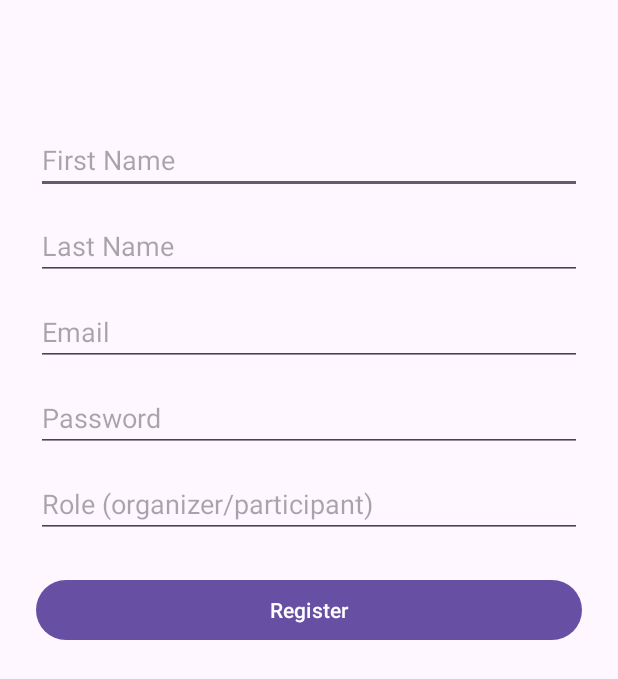
After one commit to PaulinPrize/LocalLoop-App, an Android app: the RegisterActivity screen opened directly, with no data from a screen before it, on a phone screen of 412 x 824 dp. The commit adds this screen. Shown: the top 679 px of the screen. Run offline under Robolectric (Android 15) with nearby library versions, the phone set to English and light mode, and no system bars.

Commit message:
This is the newRegisterMenu files(XML and Java

```diff
--- a/app/src/main/AndroidManifest.xml
+++ b/app/src/main/AndroidManifest.xml
@@ -23,6 +23,7 @@
 
         <activity android:name=".WelcomeActivity" android:exported="false" />
         <activity android:name=".MainActivity" android:exported="false" />
+        <activity android:name=".RegisterActivity" /> //Adding the button register in the login menu
 
     </application>
 </manifest>
--- /dev/null
+++ b/app/src/main/java/com/example/localloopapplication/RegisterActivity.java
@@ -0,0 +1,94 @@
+package com.example.localloopapplication;
+
+import android.content.Intent;
+import android.os.Bundle;
+import android.view.View;
+import android.widget.Button;
+import android.widget.EditText;
+import android.widget.Toast;
+import androidx.appcompat.app.AppCompatActivity;
+
+public class RegisterActivity extends AppCompatActivity {
+
+    private EditText firstNameInput, lastNameInput, emailInput, passwordInput, roleInput;
+    private Button registerButton;
+
+    @Override
+    protected void onCreate(Bundle savedInstanceState) {
+        super.onCreate(savedInstanceState);
+        setContentView(R.layout.activity_register);
+
+        firstNameInput = findViewById(R.id.firstNameInput);
+        lastNameInput = findViewById(R.id.lastNameInput);
+        emailInput = findViewById(R.id.emailInput);
+        passwordInput = findViewById(R.id.passwordInput);
+        roleInput = findViewById(R.id.roleInput);
+        registerButton = findViewById(R.id.registerButton);
+
+        registerButton.setOnClickListener(new View.OnClickListener() {
+            @Override
+            public void onClick(View v) {
+                String firstName = firstNameInput.getText().toString().trim();
+                String lastName = lastNameInput.getText().toString().trim();
+                String email = emailInput.getText().toString().trim();
+                String password = passwordInput.getText().toString().trim();
+                String role = roleInput.getText().toString().trim();
+
+                if (firstName.isEmpty() || !isAlpha(firstName)) {
+                    showToast("Enter a valid first name (letters only)");
+                    return;
+                }
+
+                if (lastName.isEmpty() || !isAlpha(lastName)) {
+                    showToast("Enter a valid last name (letters only)");
+                    return;
+                }
+
+                if (!isValidEmail(email)) {
+                    showToast("Enter a valid email address");
+                    return;
+                }
+
+                if (!isValidPassword(password)) {
+                    showToast("Password must be 6+ chars, include uppercase, digit, and symbol");
+                    return;
+                }
+
+                if (!isValidRole(role)) {
+                    showToast("Role must be 'organizer' or 'participant'");
+                    return;
+                }
+
+                showToast("Registration successful");
+                // Optionally, return to login screen
+                Intent intent = new Intent(RegisterActivity.this, LoginActivity.class);
+                startActivity(intent);
+                finish();
+            }
+        });
+    }
+
+    private boolean isAlpha(String input) {
+        return input.matches("[a-zA-Z]+");
+    }
+
+    private boolean isValidEmail(String email) {
+        return android.util.Patterns.EMAIL_ADDRESS.matcher(email).matches();
+    }
+
+    private boolean isValidPassword(String password) {
+        return password.length() >= 6 &&
+                password.matches(".*[A-Z].*") &&
+                password.matches(".*[a-z].*") &&
+                password.matches(".*\\d.*") &&
+                password.matches(".*[!@#$%^&*+=?-].*");
+    }
+
+    private boolean isValidRole(String role) {
+        return role.equalsIgnoreCase("organizer") || role.equalsIgnoreCase("participant");
+    }
+
+    private void showToast(String msg) {
+        Toast.makeText(RegisterActivity.this, msg, Toast.LENGTH_SHORT).show();
+    }
+}
--- /dev/null
+++ b/app/src/main/res/layout/activity_register.xml
@@ -0,0 +1,70 @@
+<?xml version="1.0" encoding="utf-8"?>
+<androidx.constraintlayout.widget.ConstraintLayout
+    xmlns:android="http://schemas.android.com/apk/res/android"
+    xmlns:app="http://schemas.android.com/apk/res-auto"
+    android:layout_width="match_parent"
+    android:layout_height="match_parent"
+    android:padding="24dp">
+
+    <EditText
+        android:id="@+id/firstNameInput"
+        android:layout_width="0dp"
+        android:layout_height="wrap_content"
+        android:hint="First Name"
+        app:layout_constraintTop_toTopOf="parent"
+        app:layout_constraintLeft_toLeftOf="parent"
+        app:layout_constraintRight_toRightOf="parent"
+        android:layout_marginTop="60dp"/>
+
+    <EditText
+        android:id="@+id/lastNameInput"
+        android:layout_width="0dp"
+        android:layout_height="wrap_content"
+        android:hint="Last Name"
+        app:layout_constraintTop_toBottomOf="@id/firstNameInput"
+        app:layout_constraintLeft_toLeftOf="parent"
+        app:layout_constraintRight_toRightOf="parent"
+        android:layout_marginTop="12dp"/>
+
+    <EditText
+        android:id="@+id/emailInput"
+        android:layout_width="0dp"
+        android:layout_height="wrap_content"
+        android:hint="Email"
+        android:inputType="textEmailAddress"
+        app:layout_constraintTop_toBottomOf="@id/lastNameInput"
+        app:layout_constraintLeft_toLeftOf="parent"
+        app:layout_constraintRight_toRightOf="parent"
+        android:layout_marginTop="12dp"/>
+
+    <EditText
+        android:id="@+id/passwordInput"
+        android:layout_width="0dp"
+        android:layout_height="wrap_content"
+        android:hint="Password"
+        android:inputType="textPassword"
+        app:layout_constraintTop_toBottomOf="@id/emailInput"
+        app:layout_constraintLeft_toLeftOf="parent"
+        app:layout_constraintRight_toRightOf="parent"
+        android:layout_marginTop="12dp"/>
+
+    <EditText
+        android:id="@+id/roleInput"
+        android:layout_width="0dp"
+        android:layout_height="wrap_content"
+        android:hint="Role (organizer/participant)"
+        app:layout_constraintTop_toBottomOf="@id/passwordInput"
+        app:layout_constraintLeft_toLeftOf="parent"
+        app:layout_constraintRight_toRightOf="parent"
+        android:layout_marginTop="12dp"/>
+
+    <Button
+        android:id="@+id/registerButton"
+        android:layout_width="0dp"
+        android:layout_height="wrap_content"
+        android:text="Register"
+        app:layout_constraintTop_toBottomOf="@id/roleInput"
+        app:layout_constraintLeft_toLeftOf="parent"
+        app:layout_constraintRight_toRightOf="parent"
+        android:layout_marginTop="24dp"/>
+</androidx.constraintlayout.widget.ConstraintLayout>
```
Also changed, not shown: app/src/main/java/com/example/localloopapplication/LoginActivity.java (+10 -0 lines), app/src/main/res/layout/activity_login.xml (+11 -0 lines).
